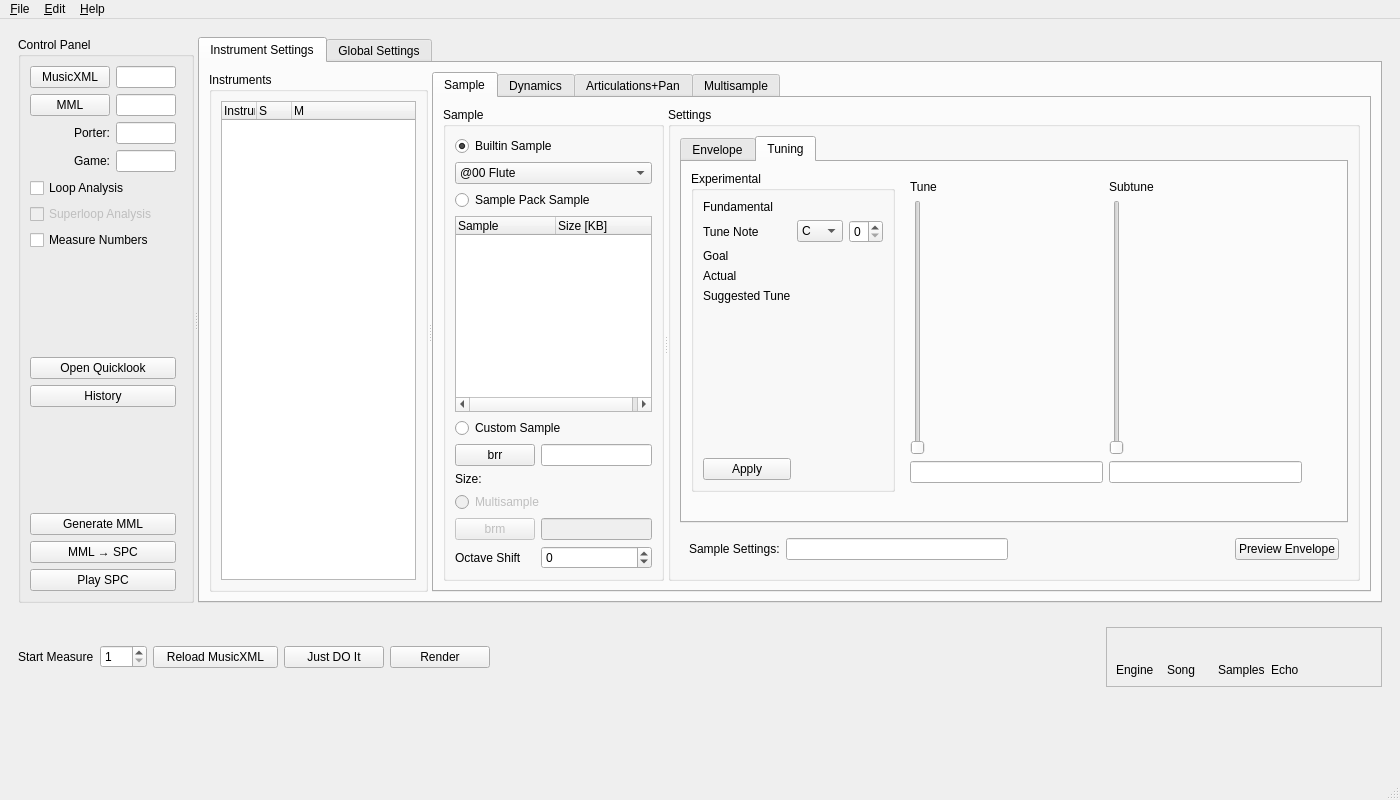
The window that smw_music/data/dashboard.ui (com-posers-pit/smw_music) describes before a commit, drawn with Qt 5.
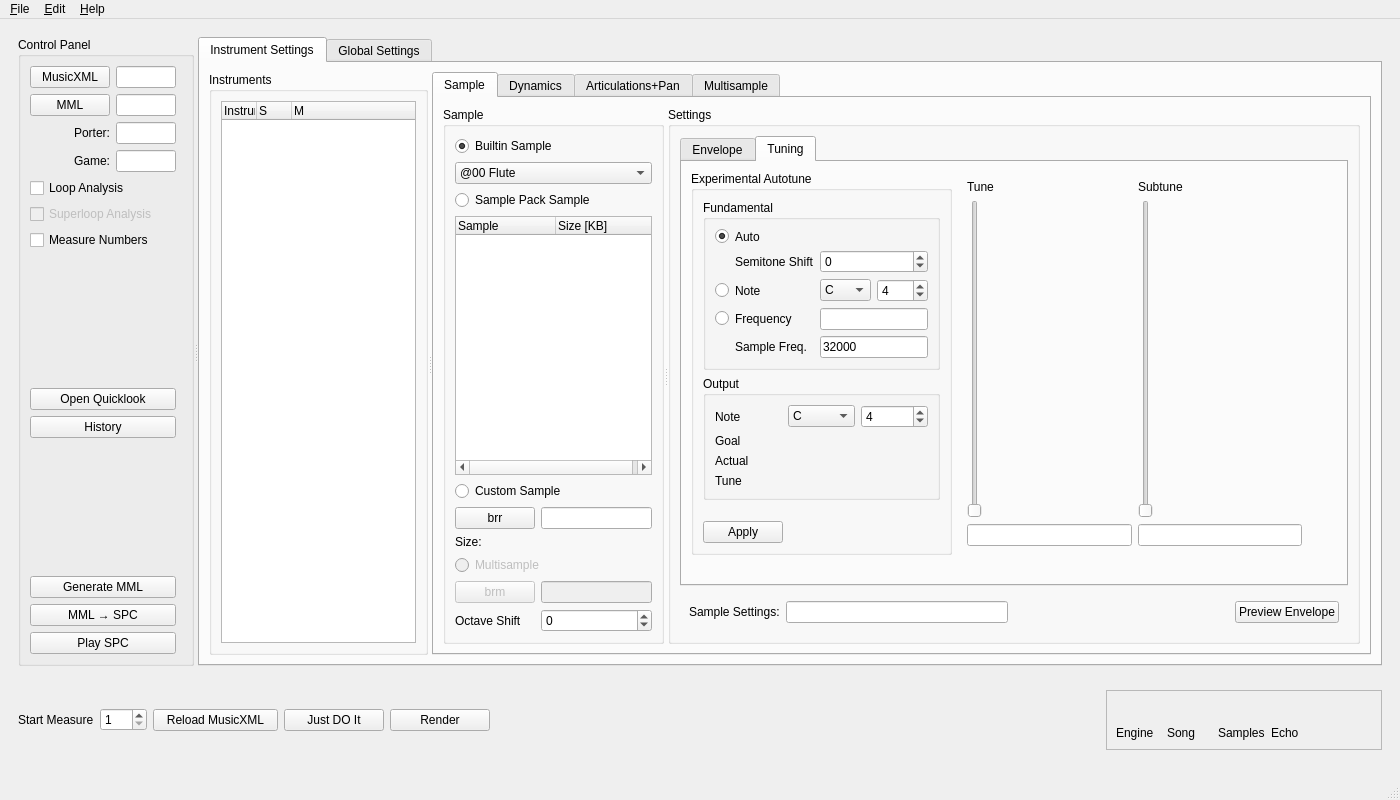
The same window after the commit. The open tabs and pages were chosen to show the change.

Commit message:
Add manually specified autotune source note/freq
Now playing:
Los Angeles by The Midnight

The edit to the form file:
```diff
--- a/smw_music/data/dashboard.ui
+++ b/smw_music/data/dashboard.ui
@@ -854,29 +854,6 @@
                          <item row="1" column="1">
                           <widget class="QWidget" name="tune_control_box" native="true">
                            <layout class="QGridLayout" name="gridLayout_19">
-                            <item row="1" column="0">
-                             <widget class="QSlider" name="tune_slider">
-                              <property name="maximum">
-                               <number>63</number>
-                              </property>
-                              <property name="tracking">
-                               <bool>false</bool>
-                              </property>
-                              <property name="orientation">
-                               <enum>Qt::Vertical</enum>
-                              </property>
-                             </widget>
-                            </item>
-                            <item row="0" column="0">
-                             <widget class="QLabel" name="tune_label">
-                              <property name="text">
-                               <string>Tune</string>
-                              </property>
-                             </widget>
-                            </item>
-                            <item row="2" column="0">
-                             <widget class="QLineEdit" name="tune_setting"/>
-                            </item>
                             <item row="0" column="1">
                              <widget class="QLabel" name="subtune_label">
                               <property name="text">
@@ -897,9 +874,32 @@
                               </property>
                              </widget>
                             </item>
+                            <item row="0" column="0">
+                             <widget class="QLabel" name="tune_label">
+                              <property name="text">
+                               <string>Tune</string>
+                              </property>
+                             </widget>
+                            </item>
+                            <item row="1" column="0">
+                             <widget class="QSlider" name="tune_slider">
+                              <property name="maximum">
+                               <number>255</number>
+                              </property>
+                              <property name="tracking">
+                               <bool>false</bool>
+                              </property>
+                              <property name="orientation">
+                               <enum>Qt::Vertical</enum>
+                              </property>
+                             </widget>
+                            </item>
                             <item row="2" column="1">
                              <widget class="QLineEdit" name="subtune_setting"/>
                             </item>
+                            <item row="2" column="0">
+                             <widget class="QLineEdit" name="tune_setting"/>
+                            </item>
                            </layout>
                           </widget>
                          </item>
@@ -918,82 +918,19 @@
                           </widget>
                          </item>
                          <item row="1" column="0">
-                          <widget class="QGroupBox" name="groupBox">
+                          <widget class="QGroupBox" name="tuning_box">
                            <property name="title">
-                            <string>Experimental</string>
+                            <string>Experimental Autotune</string>
                            </property>
                            <layout class="QGridLayout" name="gridLayout_20">
-                            <item row="1" column="2">
-                             <widget class="QSpinBox" name="tune_octave">
-                              <property name="maximum">
-                               <number>8</number>
-                              </property>
-                             </widget>
-                            </item>
-                            <item row="1" column="0">
-                             <widget class="QLabel" name="tune_note_label">
-                              <property name="text">
-                               <string>Tune Note</string>
-                              </property>
-                             </widget>
-                            </item>
-                            <item row="4" column="1" colspan="2">
-                             <widget class="QLabel" name="tuning_recommendation">
-                              <property name="sizePolicy">
-                               <sizepolicy hsizetype="Minimum" vsizetype="Preferred">
-                                <horstretch>0</horstretch>
-                                <verstretch>0</verstretch>
-                               </sizepolicy>
-                              </property>
-                              <property name="minimumSize">
-                               <size>
-                                <width>70</width>
-                                <height>0</height>
-                               </size>
-                              </property>
-                              <property name="text">
-                               <string/>
-                              </property>
-                             </widget>
-                            </item>
-                            <item row="0" column="0">
-                             <widget class="QLabel" name="tuning_fundamental_freq_label">
-                              <property name="text">
+                            <item row="0" column="0" colspan="3">
+                             <widget class="QGroupBox" name="tuning_input_box">
+                              <property name="title">
                                <string>Fundamental</string>
                               </property>
-                             </widget>
-                            </item>
-                            <item row="0" column="1" colspan="2">
-                             <widget class="QLabel" name="tuning_fundamental_freq">
-                              <property name="sizePolicy">
-                               <sizepolicy hsizetype="Minimum" vsizetype="Preferred">
-                                <horstretch>0</horstretch>
-                                <verstretch>0</verstretch>
-                               </sizepolicy>
-                              </property>
-                              <property name="minimumSize">
-                               <size>
-                                <width>70</width>
-                                <height>0</height>
-                               </size>
-                              </property>
-                              <property name="text">
-                               <string/>
-                              </property>
-                             </widget>
-                            </item>
-                            <item row="3" column="0">
-                             <widget class="QLabel" name="suggested_tune_pitch_label">
-                              <property name="text">
-                               <string>Actual</string>
-                              </property>
-                             </widget>
-                            </item>
-                            <item row="1" column="1">
-                             <widget class="QComboBox" name="tune_note">
-                              <property name="currentText">
-                               <string>C</string>
-                              </property>
+                              <layout class="QGridLayout" name="gridLayout_21">
+                               <item row="2" column="2">
+                                <widget class="QComboBox" name="tuning_manual_note">
                               <item>
                                <property name="text">
                                 <string>C</string>
@@ -1056,52 +993,282 @@
                               </item>
                              </widget>
                             </item>
-                            <item row="5" column="0">
-                             <spacer name="verticalSpacer_7">
-                              <property name="orientation">
-                               <enum>Qt::Vertical</enum>
-                              </property>
-                              <property name="sizeHint" stdset="0">
+                               <item row="3" column="0">
+                                <widget class="QRadioButton" name="tuning_use_manual_freq">
+                                 <property name="text">
+                                  <string/>
+                                 </property>
+                                 <property name="checkable">
+                                  <bool>true</bool>
+                                 </property>
+                                </widget>
+                               </item>
+                               <item row="2" column="1">
+                                <widget class="QLabel" name="tuning_manual_note_label">
+                                 <property name="text">
+                                  <string>Note</string>
+                                 </property>
+                                </widget>
+                               </item>
+                               <item row="2" column="0">
+                                <widget class="QRadioButton" name="tuning_use_manual_note">
+                                 <property name="text">
+                                  <string/>
+                                 </property>
+                                </widget>
+                               </item>
+                               <item row="3" column="1">
+                                <widget class="QLabel" name="tuning_manual_freq_label">
+                                 <property name="text">
+                                  <string>Frequency</string>
+                                 </property>
+                                </widget>
+                               </item>
+                               <item row="2" column="3">
+                                <widget class="QSpinBox" name="tuning_manual_octave">
+                                 <property name="value">
+                                  <number>4</number>
+                                 </property>
+                                </widget>
+                               </item>
+                               <item row="0" column="0">
+                                <widget class="QRadioButton" name="tuning_use_auto_freq">
+                                 <property name="text">
+                                  <string/>
+                                 </property>
+                                 <property name="checked">
+                                  <bool>true</bool>
+                                 </property>
+                                </widget>
+                               </item>
+                               <item row="4" column="2" colspan="2">
+                                <widget class="QLineEdit" name="tuning_sample_freq">
+                                 <property name="text">
+                                  <string>32000</string>
+                                 </property>
+                                </widget>
+                               </item>
+                               <item row="3" column="2" colspan="2">
+                                <widget class="QLineEdit" name="tuning_manual_freq"/>
+                               </item>
+                               <item row="0" column="1">
+                                <widget class="QLabel" name="tuning_auto_label">
+                                 <property name="text">
+                                  <string>Auto</string>
+                                 </property>
+                                </widget>
+                               </item>
+                               <item row="0" column="2" colspan="2">
+                                <widget class="QLabel" name="tuning_auto_freq">
+                                 <property name="sizePolicy">
+                                  <sizepolicy hsizetype="Minimum" vsizetype="Preferred">
+                                   <horstretch>0</horstretch>
+                                   <verstretch>0</verstretch>
+                                  </sizepolicy>
+                                 </property>
+                                 <property name="minimumSize">
                                <size>
-                                <width>20</width>
-                                <height>40</height>
-                               </size>
-                              </property>
-                             </spacer>
-                            </item>
-                            <item row="3" column="1" colspan="2">
-                             <widget class="QLabel" name="suggested_tune_pitch">
+                                   <width>70</width>
+                                   <height>0</height>
+                                  </size>
+                                 </property>
                               <property name="text">
                                <string/>
                               </property>
                              </widget>
                             </item>
-                            <item row="6" column="0">
+                               <item row="4" column="1">
+                                <widget class="QLabel" name="tuning_sample_freq_label">
+                                 <property name="text">
+                                  <string>Sample Freq.</string>
+                                 </property>
+                                </widget>
+                               </item>
+                               <item row="1" column="2" colspan="2">
+                                <widget class="QSpinBox" name="tuning_semitone_shift">
+                                 <property name="minimum">
+                                  <number>-99</number>
+                                 </property>
+                                </widget>
+                               </item>
+                               <item row="1" column="1">
+                                <widget class="QLabel" name="tuning_semitone_shift_label">
+                                 <property name="text">
+                                  <string>Semitone Shift</string>
+                                 </property>
+                                </widget>
+                               </item>
+                              </layout>
+                             </widget>
+                            </item>
+                            <item row="7" column="0">
                              <widget class="QPushButton" name="apply_suggested_tune">
                               <property name="text">
                                <string>Apply</string>
                               </property>
                              </widget>
                             </item>
-                            <item row="4" column="0">
-                             <widget class="QLabel" name="tuning_recommendation_label">
-                              <property name="text">
-                               <string>Suggested Tune</string>
+                            <item row="6" column="0">
+                             <spacer name="verticalSpacer_7">
+                              <property name="orientation">
+                               <enum>Qt::Vertical</enum>
                               </property>
-                             </widget>
+                              <property name="sizeHint" stdset="0">
+                               <size>
+                                <width>20</width>
+                                <height>40</height>
+                               </size>
+                              </property>
+                             </spacer>
                             </item>
-                            <item row="2" column="0">
-                             <widget class="QLabel" name="goal_frequency_label">
+                            <item row="1" column="0" colspan="3">
+                             <widget class="QGroupBox" name="tuning_output_box">
+                              <property name="title">
+                               <string>Output</string>
+                              </property>
+                              <layout class="QGridLayout" name="gridLayout_22">
+                               <item row="1" column="0">
+                                <widget class="QLabel" name="tuning_goal_freq_label">
                               <property name="text">
                                <string>Goal</string>
                               </property>
                              </widget>
                             </item>
+                               <item row="2" column="0">
+                                <widget class="QLabel" name="tuning_recommended_pitch_label">
+                                 <property name="text">
+                                  <string>Actual</string>
+                                 </property>
+                                </widget>
+                               </item>
+                               <item row="0" column="0">
+                                <widget class="QLabel" name="tuning_output_note_label">
+                                 <property name="toolTip">
+                                  <string>Note that plays when an MML C4 is played</string>
+                                 </property>
+                                 <property name="text">
+                                  <string>Note</string>
+                                 </property>
+                                </widget>
+                               </item>
                             <item row="2" column="1" colspan="2">
-                             <widget class="QLabel" name="goal_frequency">
+                                <widget class="QLabel" name="tuning_recommended_pitch">
                               <property name="text">
                                <string/>
                               </property>
+                                </widget>
+                               </item>
+                               <item row="3" column="1" colspan="2">
+                                <widget class="QLabel" name="tuning_recommendation">
+                                 <property name="sizePolicy">
+                                  <sizepolicy hsizetype="Minimum" vsizetype="Preferred">
+                                   <horstretch>0</horstretch>
+                                   <verstretch>0</verstretch>
+                                  </sizepolicy>
+                                 </property>
+                                 <property name="minimumSize">
+                                  <size>
+                                   <width>70</width>
+                                   <height>0</height>
+                                  </size>
+                                 </property>
+                                 <property name="text">
+                                  <string/>
+                                 </property>
+                                </widget>
+                               </item>
+                               <item row="3" column="0">
+                                <widget class="QLabel" name="tuning_recommendation_label">
+                                 <property name="text">
+                                  <string>Tune</string>
+                                 </property>
+                                </widget>
+                               </item>
+                               <item row="1" column="1" colspan="2">
+                                <widget class="QLabel" name="tuning_goal_freq">
+                                 <property name="text">
+                                  <string/>
+                                 </property>
+                                </widget>
+                               </item>
+                               <item row="0" column="2">
+                                <widget class="QSpinBox" name="tuning_output_octave">
+                                 <property name="minimum">
+                                  <number>0</number>
+                                 </property>
+                                 <property name="maximum">
+                                  <number>99</number>
+                                 </property>
+                                 <property name="value">
+                                  <number>4</number>
+                                 </property>
+                                </widget>
+                               </item>
+                               <item row="0" column="1">
+                                <widget class="QComboBox" name="tuning_output_note">
+                                 <item>
+                                  <property name="text">
+                                   <string>C</string>
+                                  </property>
+                                 </item>
+                                 <item>
+                                  <property name="text">
+                                   <string>C#</string>
+                                  </property>
+                                 </item>
+                                 <item>
+                                  <property name="text">
+                                   <string>D</string>
+                                  </property>
+                                 </item>
+                                 <item>
+                                  <property name="text">
+                                   <string>D#</string>
+                                  </property>
+                                 </item>
+                                 <item>
+                                  <property name="text">
+                                   <string>E</string>
+                                  </property>
+                                 </item>
+                                 <item>
+                                  <property name="text">
+                                   <string>F</string>
+                                  </property>
+                                 </item>
+                                 <item>
+                                  <property name="text">
+                                   <string>F#</string>
+                                  </property>
+                                 </item>
+                                 <item>
+                                  <property name="text">
+                                   <string>G</string>
+                                  </property>
+                                 </item>
+                                 <item>
+                                  <property name="text">
+                                   <string>G#</string>
+                                  </property>
+                                 </item>
+                                 <item>
+                                  <property name="text">
+                                   <string>A</string>
+                                  </property>
+                                 </item>
+                                 <item>
+                                  <property name="text">
+                                   <string>A#</string>
+                                  </property>
+                                 </item>
+                                 <item>
+                                  <property name="text">
+                                   <string>B</string>
+                                  </property>
+                                 </item>
+                                </widget>
+                               </item>
+                              </layout>
                              </widget>
                             </item>
                            </layout>
```
Left out of the diff: 2 changed lines with no effect on the pictures. Lines whose indentation alone changed are shown as unchanged. The commit also changes 7 other files.
